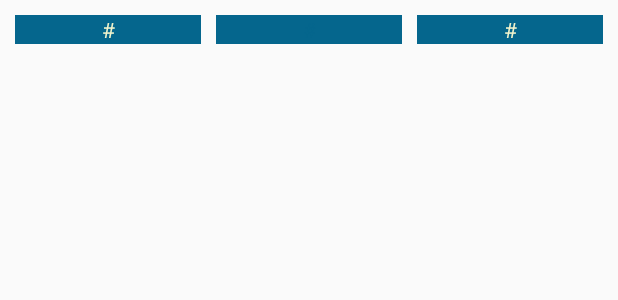
After one commit to RobertHale/DiscJockey, an Android app: the layout history_record_row.xml on its own in the app's theme, with its tools: preview values and no code run, on a phone screen of 412 x 824 dp. The commit adds this screen. Shown: the top 300 px of the screen. Run offline under Robolectric (Android 15) with nearby library versions, the phone set to English and light mode, and no system bars.

Commit message:
added detailed view for indivicual history records

```diff
--- a/app/build.gradle
+++ b/app/build.gradle
@@ -33,4 +33,5 @@ dependencies {
     androidTestImplementation 'com.android.support.test.espresso:espresso-core:3.0.1'
     implementation files('libs/jsoup-1.11.2.jar')
     implementation 'com.jjoe64:graphview:4.2.1'
+    testImplementation 'org.junit.jupiter:junit-jupiter-api:5.0.1'
 }
--- a/app/src/main/AndroidManifest.xml
+++ b/app/src/main/AndroidManifest.xml
@@ -33,6 +33,7 @@
         <activity android:name=".HistoryActivity" />
         <activity android:name=".StatsActivity" />
         <activity android:name=".LeaderBoardActivity" />
+        <activity android:name=".HistoryRecordActivity" />
     </application>
 
 </manifest>
--- a/app/src/main/res/layout/content_history.xml
+++ b/app/src/main/res/layout/content_history.xml
@@ -4,7 +4,8 @@
     android:layout_width="match_parent"
     android:layout_height="match_parent"
     android:orientation="vertical"
-    android:background="@color/colorLight">
+    android:background="@color/colorLight"
+    android:id="@+id/history_layout">
 
     <Spinner
         android:id="@+id/user_spinner"
--- /dev/null
+++ b/app/src/main/res/layout/history_record_row.xml
@@ -0,0 +1,63 @@
+<?xml version="1.0" encoding="utf-8"?>
+<android.support.constraint.ConstraintLayout xmlns:android="http://schemas.android.com/apk/res/android"
+    android:layout_width="match_parent"
+    android:layout_height="match_parent"
+    xmlns:app="http://schemas.android.com/apk/res-auto">
+
+    <LinearLayout
+        android:id="@+id/history_record_hole"
+        android:layout_width="0dp"
+        android:layout_height="wrap_content"
+        android:background="@color/colorPrimaryDark"
+        android:layout_margin="10dp"
+        app:layout_constraintStart_toStartOf="parent"
+        app:layout_constraintEnd_toStartOf="@id/history_record_score"
+        app:layout_constraintTop_toTopOf="parent">
+        <TextView
+            android:id="@+id/history_record_hole_text"
+            android:layout_width="match_parent"
+            android:layout_height="match_parent"
+            android:gravity="center"
+            android:text="#"
+            android:textColor="@color/colorLight"/>
+    </LinearLayout>
+
+    <LinearLayout
+        android:id="@+id/history_record_score"
+        android:layout_width="0dp"
+        android:layout_height="0dp"
+        android:background="@color/colorPrimaryDark"
+        android:layout_marginEnd="10dp"
+        app:layout_constraintStart_toEndOf="@id/history_record_hole"
+        app:layout_constraintEnd_toStartOf="@id/history_record_par"
+        app:layout_constraintTop_toTopOf="@id/history_record_hole"
+        app:layout_constraintBottom_toBottomOf="@id/history_record_hole">
+        <TextView
+            android:id="@+id/history_record_score_text"
+            android:layout_width="match_parent"
+            android:layout_height="match_parent"
+            android:gravity="center"
+            android:text="#"
+            android:textColor="@color/colorPrimaryDark"/>
+    </LinearLayout>
+
+    <LinearLayout
+        android:id="@+id/history_record_par"
+        android:layout_width="0dp"
+        android:layout_height="0dp"
+        android:background="@color/colorPrimaryDark"
+        android:layout_marginEnd="10dp"
+        app:layout_constraintStart_toEndOf="@id/history_record_score"
+        app:layout_constraintEnd_toEndOf="parent"
+        app:layout_constraintTop_toTopOf="@id/history_record_hole"
+        app:layout_constraintBottom_toBottomOf="@id/history_record_hole">
+        <TextView
+            android:id="@+id/history_record_par_text"
+            android:layout_width="match_parent"
+            android:layout_height="match_parent"
+            android:gravity="center"
+            android:text="#"
+            android:textColor="@color/colorLight"/>
+    </LinearLayout>
+
+</android.support.constraint.ConstraintLayout>
--- a/build.gradle
+++ b/build.gradle
@@ -7,7 +7,7 @@ buildscript {
         jcenter()
     }
     dependencies {
-        classpath 'com.android.tools.build:gradle:3.1.1'
+        classpath 'com.android.tools.build:gradle:3.1.2'
     }
 }
 
```
Also changed, not shown: app/src/main/java/com/hale/robert/discjockey/HistoryActivity.java (+16 -0 lines), app/src/main/java/com/hale/robert/discjockey/HistoryRecordActivity.java (added, +37 -0 lines), app/src/main/java/com/hale/robert/discjockey/HistoryRecordAdapter.java (added, +54 -0 lines), app/src/main/res/layout/history_frag.xml (added, +60 -0 lines).
